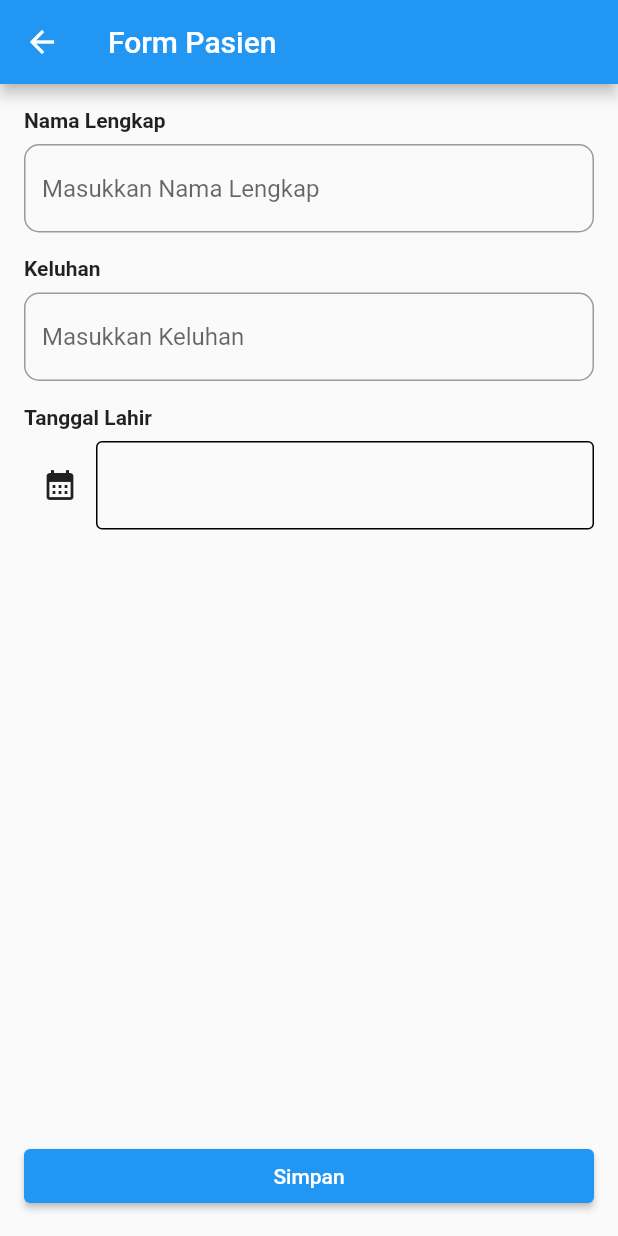
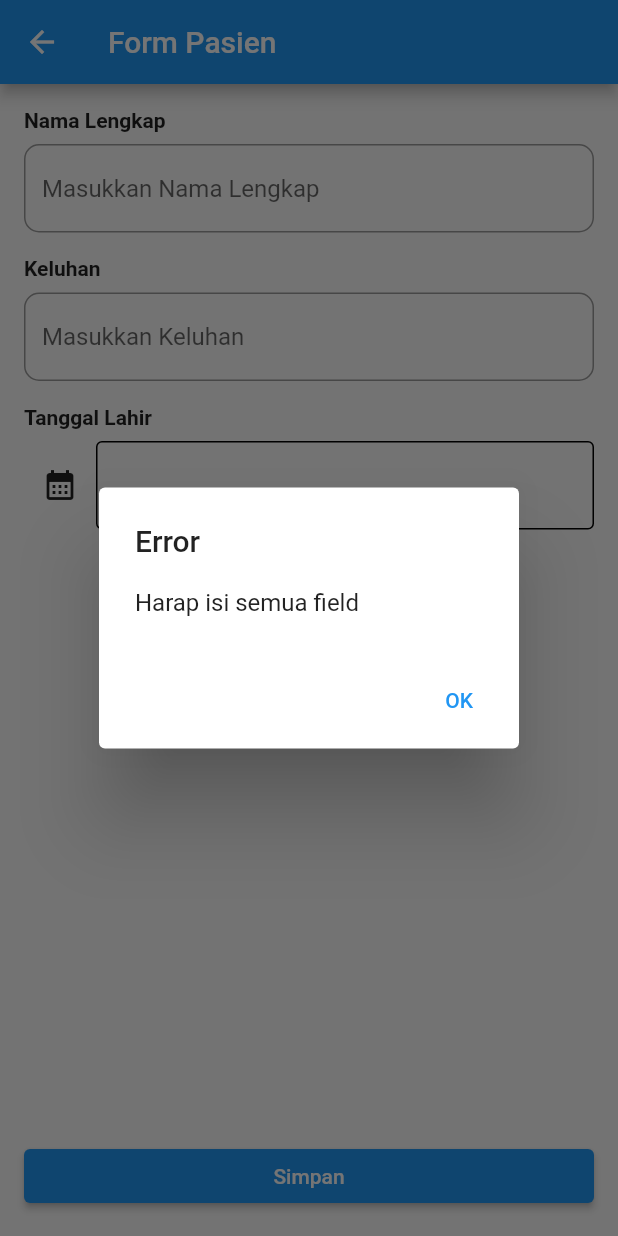
Before and after one commit to guidodika/login-flutter-latihan, a Flutter app: the TambahPasienPage screen opened directly, after a tap on "Simpan", on a phone screen of 412 x 824 dp. Run offline on Flutter 3.47's test engine with Material 2 defaults, Android fonts, the light colour scheme and no system bars; our stand-ins replace bloc, flutter_bloc, flutter_easyloading, flutter_svg, fluttertoast, shared_preferences; accounts and stored records are empty; project files that could hold a hidden picture were left out.

Commit message:
add validation field input form

```diff
--- a/lib/view/tambahPasien_page.dart
+++ b/lib/view/tambahPasien_page.dart
@@ -2,7 +2,14 @@ import 'package:flutter/cupertino.dart';
 import 'package:flutter/material.dart';
 import 'package:intl/intl.dart';
 
+typedef OnSaveCallback = void Function(
+    String name, String keluhan, String birthdate);
+
 class TambahPasienPage extends StatefulWidget {
+  final OnSaveCallback? onSave;
+
+  const TambahPasienPage({Key? key, this.onSave}) : super(key: key);
+
   @override
   _TambahPasienState createState() => _TambahPasienState();
 }
@@ -12,14 +19,6 @@ class _TambahPasienState extends State<TambahPasienPage> {
   final TextEditingController _keluhanController = TextEditingController();
   final TextEditingController _tanggalLahirController = TextEditingController();
   DateTime _selectedDate = DateTime.now();
-
-  @override
-  void dispose() {
-    _namaController.dispose();
-    _keluhanController.dispose();
-    _tanggalLahirController.dispose();
-    super.dispose();
-  }
 
   Future<void> _selectDate(BuildContext context) async {
     final DateTime? picked = await showDatePicker(
@@ -109,8 +108,10 @@ class _TambahPasienState extends State<TambahPasienPage> {
                             controller: _tanggalLahirController,
                             decoration: const InputDecoration(
                               disabledBorder: OutlineInputBorder(
-                                borderRadius: BorderRadius.all(Radius.circular(4)),
-                                borderSide: BorderSide(width: 1,color: Colors.black),
+                                borderRadius:
+                                BorderRadius.all(Radius.circular(4)),
+                                borderSide:
+                                BorderSide(width: 1, color: Colors.black),
                               ),
                             ),
                           ),
@@ -127,20 +128,36 @@ class _TambahPasienState extends State<TambahPasienPage> {
             padding: EdgeInsets.all(16.0),
             child: ElevatedButton(
               onPressed: () {
-                // Aksi ketika tombol Simpan ditekan
                 String namaLengkap = _namaController.text;
                 String keluhan = _keluhanController.text;
                 String tanggalLahir = _tanggalLahirController.text;
 
-                // Lakukan sesuatu dengan data yang diinput
-                print('Nama Lengkap: $namaLengkap');
-                print('Keluhan: $keluhan');
-                print('Tanggal Lahir: $tanggalLahir');
+                if (namaLengkap.isEmpty || keluhan.isEmpty || tanggalLahir.isEmpty) {
+                  // Mengecek apakah ada field yang tidak diisi
+                  showDialog(
+                    context: context,
+                    builder: (BuildContext context) {
+                      return AlertDialog(
+                        title: Text('Error'),
+                        content: Text('Harap isi semua field'),
+                        actions: [
+                          TextButton(
+                            child: Text('OK'),
+                            onPressed: () {
+                              Navigator.of(context).pop();
+                            },
+                          ),
+                        ],
+                      );
+                    },
+                  );
+                } else {
+                  if (widget.onSave != null) {
+                    widget.onSave!(namaLengkap, keluhan, tanggalLahir);
+                  }
 
-                // Reset form
-                _namaController.clear();
-                _keluhanController.clear();
-                _tanggalLahirController.clear();
+                  Navigator.pop(context);
+                }
               },
               child: Text('Simpan'),
             ),
```
